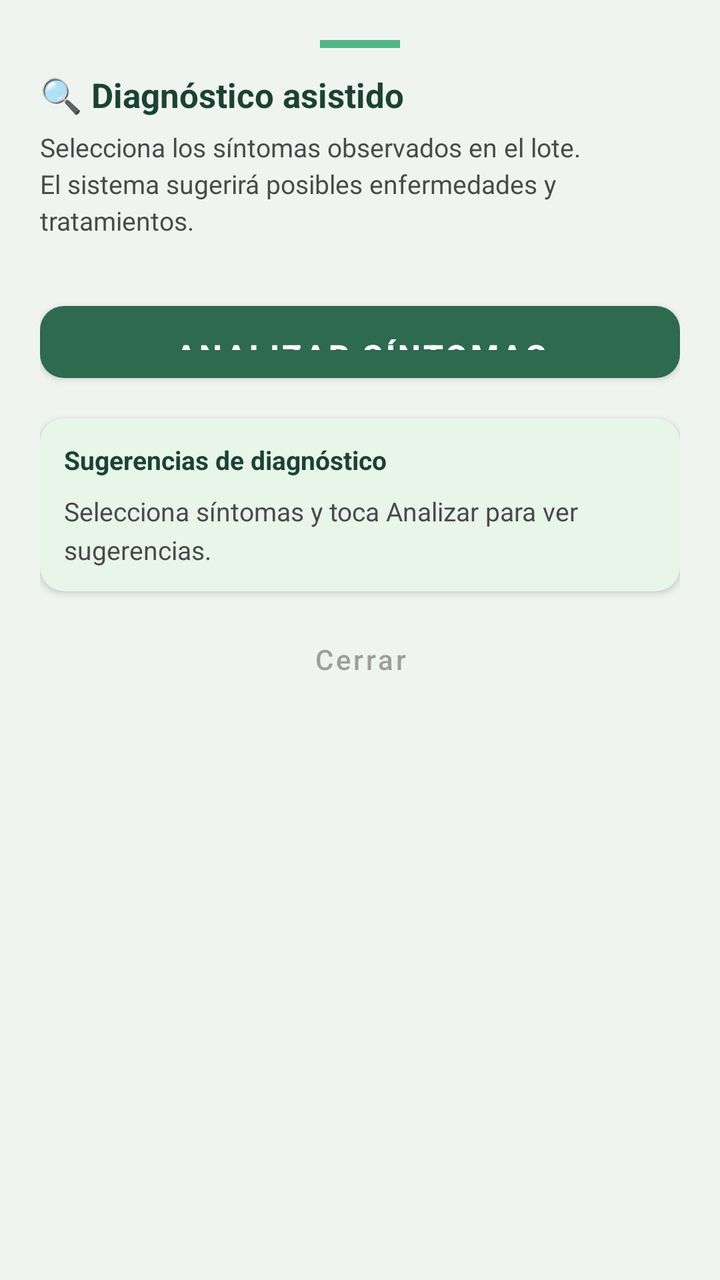
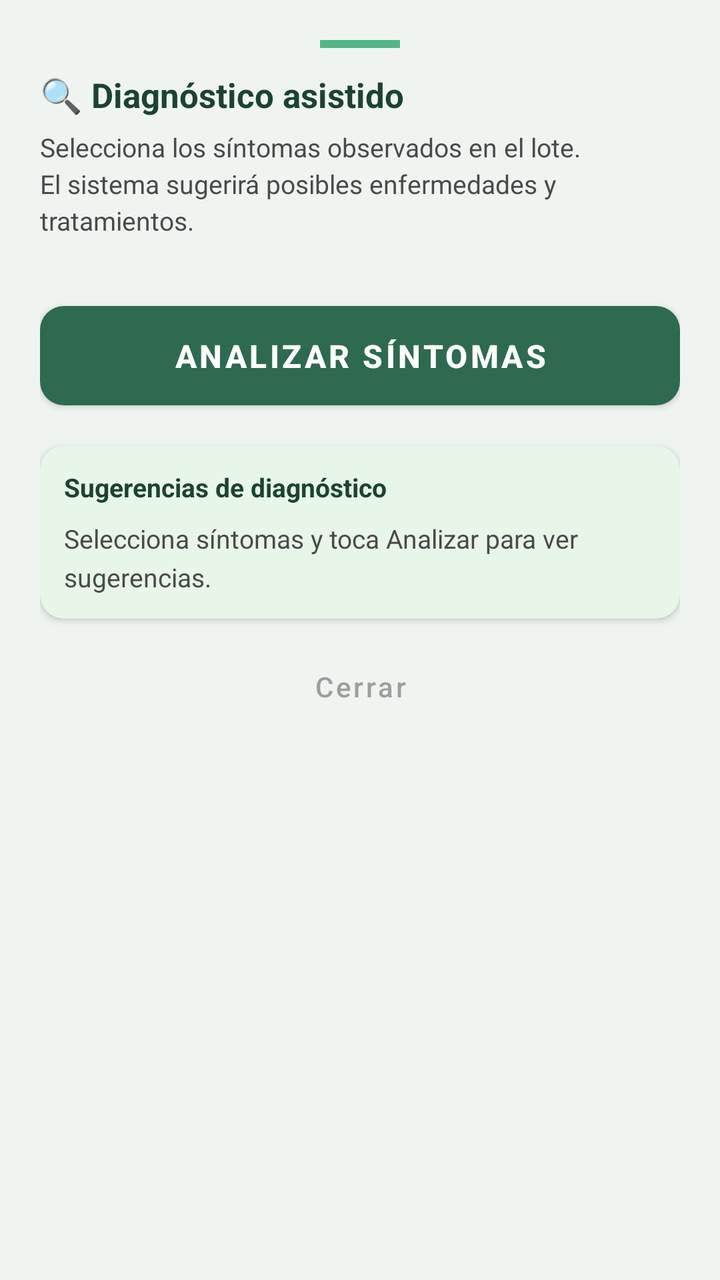

The first picture is an Android layout as it rendered before a commit; the second is the same layout after the commit. The layout source and the unified diff follow.
<!-- AndroidManifest.xml: application theme Theme.SistemaAvicola -->
<!-- res/layout/dialog_diagnostico.xml -->
<?xml version="1.0" encoding="utf-8"?>
<androidx.core.widget.NestedScrollView
    xmlns:android="http://schemas.android.com/apk/res/android"
    xmlns:app="http://schemas.android.com/apk/res-auto"
    android:layout_width="match_parent"
    android:layout_height="wrap_content"
    android:background="@color/blanco_semi">

    <LinearLayout android:layout_width="match_parent" android:layout_height="wrap_content"
        android:orientation="vertical" android:padding="20dp">

        <View android:layout_width="40dp" android:layout_height="4dp"
            android:background="@color/verde_claro" android:layout_gravity="center_horizontal"
            android:layout_marginBottom="12dp"/>

        <TextView android:layout_width="wrap_content" android:layout_height="wrap_content"
            android:text="🔍 Diagnóstico asistido" android:textColor="@color/verde_oscuro"
            android:textSize="17sp" android:textStyle="bold" android:layout_marginBottom="6dp"/>

        <TextView android:layout_width="match_parent" android:layout_height="wrap_content"
            android:text="Selecciona los síntomas observados en el lote. El sistema sugerirá posibles enfermedades y tratamientos."
            android:textColor="@color/gris_texto" android:textSize="13sp"
            android:lineSpacingExtra="3dp" android:layout_marginBottom="14dp"/>

        
        <com.google.android.material.chip.ChipGroup
            android:id="@+id/chipGroupSintomas"
            android:layout_width="match_parent"
            android:layout_height="wrap_content"
            app:chipSpacingHorizontal="6dp"
            app:chipSpacingVertical="4dp"
            android:layout_marginBottom="14dp"/>

        
        <com.google.android.material.button.MaterialButton
            android:id="@+id/btnAnalizarSintomas"
            style="@style/Widget.Avicola.Button.Primary"
            android:layout_width="match_parent"
            android:layout_height="48dp"
            android:text="Analizar síntomas"
            android:layout_marginBottom="14dp"/>

        
        <androidx.cardview.widget.CardView
            android:layout_width="match_parent"
            android:layout_height="wrap_content"
            app:cardCornerRadius="12dp"
            app:cardElevation="2dp"
            app:cardBackgroundColor="#E8F5E9"
            android:layout_marginBottom="12dp">
            <LinearLayout android:layout_width="match_parent" android:layout_height="wrap_content"
                android:orientation="vertical" android:padding="12dp">
                <TextView android:layout_width="wrap_content" android:layout_height="wrap_content"
                    android:text="Sugerencias de diagnóstico" android:textColor="@color/verde_oscuro"
                    android:textSize="13sp" android:textStyle="bold" android:layout_marginBottom="8dp"/>
                <TextView android:id="@+id/tvDiagnosticoResultado"
                    android:layout_width="match_parent" android:layout_height="wrap_content"
                    android:text="Selecciona síntomas y toca Analizar para ver sugerencias."
                    android:textColor="@color/gris_texto" android:textSize="13sp"
                    android:lineSpacingExtra="4dp"/>
            </LinearLayout>
        </androidx.cardview.widget.CardView>

        <Button android:id="@+id/btnCerrarDiagnostico"
            android:layout_width="match_parent" android:layout_height="44dp"
            android:text="Cerrar" android:textAllCaps="false"
            android:textColor="@color/gris_hint" android:background="@android:color/transparent"/>

    </LinearLayout>
</androidx.core.widget.NestedScrollView>
<!-- resources referenced by this layout -->
<resources>
  <color name="blanco_semi">#F0F4F1</color>
  <color name="gris_hint">#9E9E9E</color>
  <color name="gris_texto">#4A4A4A</color>
  <color name="verde_claro">#52B788</color>
  <color name="verde_oscuro">#1B4332</color>
  <style name="Widget.Avicola.Button.Primary" parent="Widget.MaterialComponents.Button">
          <item name="backgroundTint">@color/verde_primario</item>
          <item name="android:textColor">@color/blanco</item>
          <item name="android:textSize">16sp</item>
          <item name="android:textStyle">bold</item>
          <item name="cornerRadius">12dp</item>
          <item name="android:paddingTop">14dp</item>
          <item name="android:paddingBottom">14dp</item>
      </style>
  <style name="Theme.SistemaAvicola" parent="Theme.MaterialComponents.Light.NoActionBar">
          <item name="colorPrimary">@color/verde_primario</item>
          <item name="colorPrimaryVariant">@color/verde_oscuro</item>
          <item name="colorOnPrimary">@color/blanco</item>
          <item name="colorSecondary">@color/dorado</item>
          <item name="colorOnSecondary">@color/blanco</item>
          <item name="android:windowBackground">@color/blanco_semi</item>
          <item name="android:statusBarColor">@color/verde_oscuro</item>
          <item name="android:navigationBarColor">@color/verde_oscuro</item>
      </style>
  <color name="verde_primario">#2D6A4F</color>
  <color name="blanco">#FFFFFF</color>
  <color name="dorado">#F4A422</color>
</resources>

<!-- the commit's change to res/layout/dialog_diagnostico.xml (unified diff, before → after) -->
@@ -36,7 +36,7 @@
             android:id="@+id/btnAnalizarSintomas"
             style="@style/Widget.Avicola.Button.Primary"
             android:layout_width="match_parent"
-            android:layout_height="48dp"
+            android:layout_height="wrap_content"
             android:text="Analizar síntomas"
             android:layout_marginBottom="14dp"/>
 
